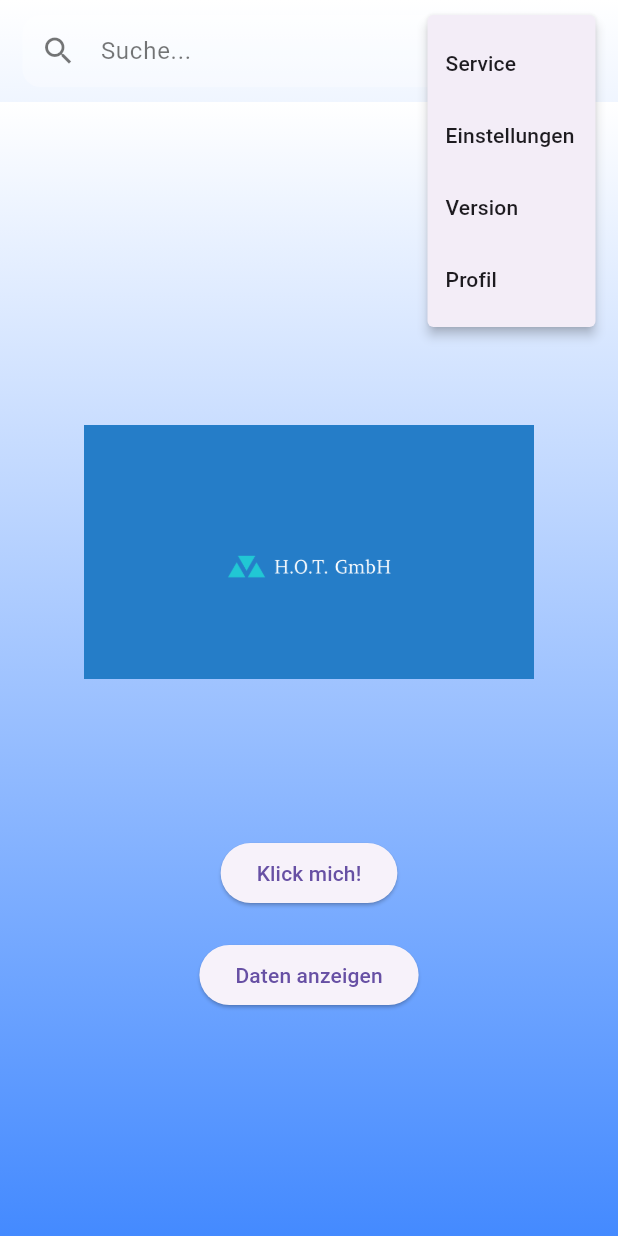
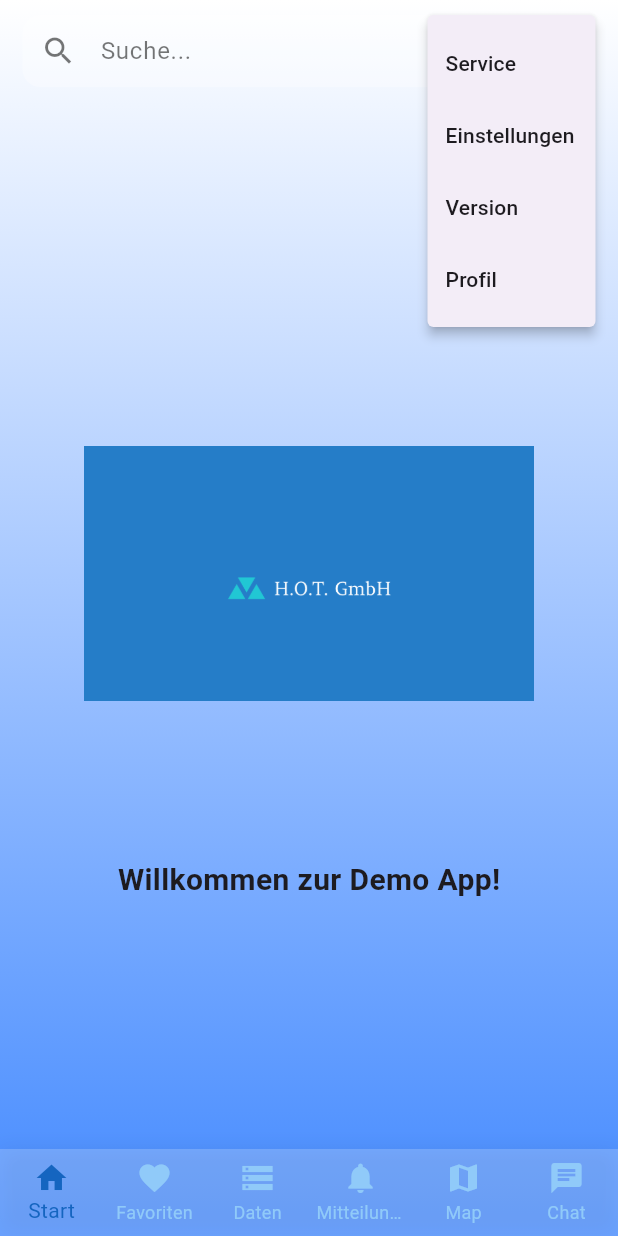
Before and after one commit to HDieter6789/hello_world_flutter, a Flutter app: the screen it shows after launch, after a tap on the "more vert" icon, on a phone screen of 412 x 824 dp. Run offline on Flutter 3.47's test engine with Material 3 defaults, Android fonts, the phone set to English and light mode, and no system bars.

Commit message:
BottomNavigatorBar unten hinzugefügt (Start, Favoriten, Daten, Mitteilungen, Map und Chat). Beim Klick auf Start wird der HomeScreen angezeigt und beim Klick auf Daten kommt man zu Seite, welche vorher für den Daten abrufen Button genutzt wurde.

```diff
--- a/lib/base_page.dart
+++ b/lib/base_page.dart
@@ -14,7 +14,7 @@ class BasePage extends StatelessWidget {
   @override
   Widget build(BuildContext context) {
     return Scaffold(
-      extendBodyBehindAppBar: true, // ← damit der Verlauf hinter die Suchleiste reicht
+      extendBodyBehindAppBar: true,
       backgroundColor: Colors.transparent,
       body: Container(
         decoration: const BoxDecoration(
@@ -35,7 +35,7 @@ class BasePage extends StatelessWidget {
                       child: TextField(
                         decoration: InputDecoration(
                           filled: true,
-                          fillColor: Colors.white.withOpacity(0.3), // halbtransparent
+                          fillColor: Colors.white.withOpacity(0.3),
                           hintText: 'Suche...',
                           prefixIcon: const Icon(Icons.search, color: Colors.black54),
                           hintStyle: const TextStyle(color: Colors.black54),
--- a/lib/main.dart
+++ b/lib/main.dart
@@ -2,6 +2,10 @@ import 'package:flutter/material.dart';
 import 'data_page.dart';
 import 'search_result_page.dart';
 import 'base_page.dart';
+import 'favorites_page.dart';
+import 'notifications_page.dart';
+import 'map_page.dart';
+import 'chat_page.dart';
 
 void main() {
   runApp(const MyApp());
@@ -19,7 +23,92 @@ class MyApp extends StatelessWidget {
         primarySwatch: Colors.blue,
       ),
       debugShowCheckedModeBanner: false,
-      home: const MyHomePage(),
+      home: const MainNavigation(),
+    );
+  }
+}
+
+class MainNavigation extends StatefulWidget {
+  const MainNavigation({super.key});
+
+  @override
+  State<MainNavigation> createState() => _MainNavigationState();
+}
+
+class _MainNavigationState extends State<MainNavigation> {
+  int _selectedIndex = 0;
+
+  final List<Widget> _pages = const [
+    MyHomePage(),
+    FavoritesPage(),
+    DataPage(),
+    NotificationsPage(),
+    MapPage(),
+    ChatPage(),
+  ];
+
+  void _onItemTapped(int index) {
+    setState(() {
+      _selectedIndex = index;
+    });
+  }
+
+  @override
+  Widget build(BuildContext context) {
+    return Scaffold(
+      body: _pages[_selectedIndex],
+      extendBody: true,
+      bottomNavigationBar: Container(
+        decoration: BoxDecoration(
+          color: Colors.white.withOpacity(0.2),
+          boxShadow: [
+            BoxShadow(
+              color: Colors.black.withOpacity(0.05),
+              blurRadius: 10,
+              offset: const Offset(0, -1),
+            ),
+          ],
+        ),
+        child: ClipRRect(
+          borderRadius: const BorderRadius.vertical(top: Radius.circular(16)),
+          child: BottomNavigationBar(
+            backgroundColor: Colors.transparent,
+            elevation: 0,
+            type: BottomNavigationBarType.fixed,
+            currentIndex: _selectedIndex,
+            onTap: _onItemTapped,
+            selectedItemColor: Colors.blue.shade800,
+            unselectedItemColor: Colors.blue.shade200,
+            showUnselectedLabels: true,
+            items: const [
+              BottomNavigationBarItem(
+                icon: Icon(Icons.home),
+                label: 'Start',
+              ),
+              BottomNavigationBarItem(
+                icon: Icon(Icons.favorite),
+                label: 'Favoriten',
+              ),
+              BottomNavigationBarItem(
+                icon: Icon(Icons.storage),
+                label: 'Daten',
+              ),
+              BottomNavigationBarItem(
+                icon: Icon(Icons.notifications),
+                label: 'Mitteilungen',
+              ),
+              BottomNavigationBarItem(
+                icon: Icon(Icons.map),
+                label: 'Map',
+              ),
+              BottomNavigationBarItem(
+                icon: Icon(Icons.chat),
+                label: 'Chat',
+              ),
+            ],
+          ),
+        ),
+      ),
     );
   }
 }
@@ -51,17 +140,9 @@ class MyHomePage extends StatelessWidget {
           },
         ),
       ],
-      child: Container(
-        decoration: const BoxDecoration(
-          gradient: LinearGradient(
-            colors: [Colors.white, Colors.blueAccent],
-            begin: Alignment.topCenter,
-            end: Alignment.bottomCenter,
-          ),
-        ),
       child: Center(
-          child: SingleChildScrollView(
         child: Column(
+          mainAxisAlignment: MainAxisAlignment.center,
           children: [
             Image.asset(
               'assets/Logo HOT GMBH.png',
@@ -70,38 +151,11 @@ class MyHomePage extends StatelessWidget {
               fit: BoxFit.contain,
             ),
             const SizedBox(height: 40),
-                ElevatedButton(
-                  onPressed: () {
-                    showDialog(
-                      context: context,
-                      builder: (_) => AlertDialog(
-                        content: const Text('Hallo Welt!'),
-                        actions: [
-                          TextButton(
-                            onPressed: () => Navigator.pop(context),
-                            child: const Text('OK'),
+            const Text(
+              'Willkommen zur Demo App!',
+              style: TextStyle(fontSize: 20, fontWeight: FontWeight.bold),
             ),
           ],
-                      ),
-                    );
-                  },
-                  child: const Text('Klick mich!'),
-                ),
-                const SizedBox(height: 20),
-                ElevatedButton(
-                  onPressed: () {
-                    Navigator.push(
-                      context,
-                      MaterialPageRoute(
-                        builder: (context) => const DataPage(),
-                      ),
-                    );
-                  },
-                  child: const Text('Daten anzeigen'),
-                ),
-              ],
-            ),
-          ),
         ),
       ),
     );
--- a/lib/search_result_page.dart
+++ b/lib/search_result_page.dart
@@ -1,4 +1,5 @@
 import 'package:flutter/material.dart';
+import 'base_page.dart';
 
 class SearchResultPage extends StatelessWidget {
   final String query;
@@ -7,28 +8,12 @@ class SearchResultPage extends StatelessWidget {
 
   @override
   Widget build(BuildContext context) {
-    return Scaffold(
-      extendBodyBehindAppBar: true,
-      appBar: AppBar(
-        backgroundColor: Colors.transparent,
-        elevation: 0,
-        leading: BackButton(color: Colors.black),
-      ),
-      body: Container(
-        decoration: const BoxDecoration(
-          gradient: LinearGradient(
-            colors: [Colors.white, Colors.blueAccent],
-            begin: Alignment.topCenter,
-            end: Alignment.bottomCenter,
-          ),
-        ),
-        padding: const EdgeInsets.only(top: 100, left: 20, right: 20),
-        child: Center(
-          child: Text(
-            'Suchergebnisse für: "$query"',
-            style: const TextStyle(fontSize: 24, fontWeight: FontWeight.bold),
-            textAlign: TextAlign.center,
-          ),
+    return BasePage(
+      child: Center(
+        child: Text(
+          'Suchergebnisse für: "$query"',
+          style: const TextStyle(fontSize: 24, fontWeight: FontWeight.bold),
+          textAlign: TextAlign.center,
         ),
       ),
     );
```
Also changed, not shown: pubspec.lock, 5 other files. Lines whose indentation alone changed are shown as unchanged.
